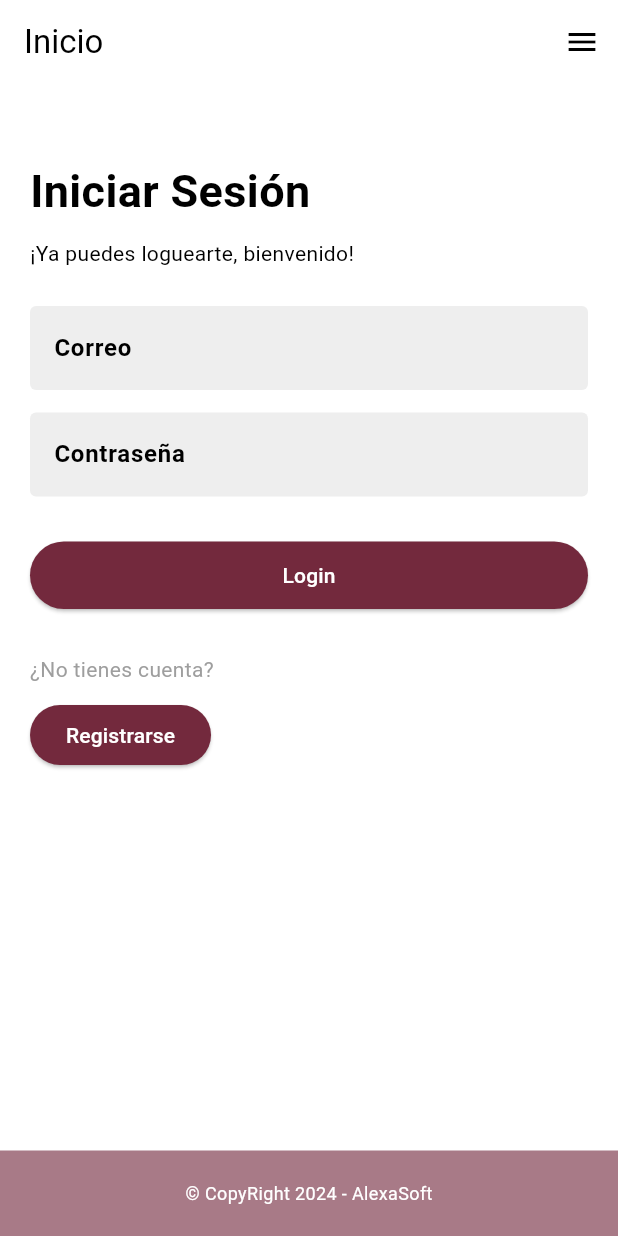
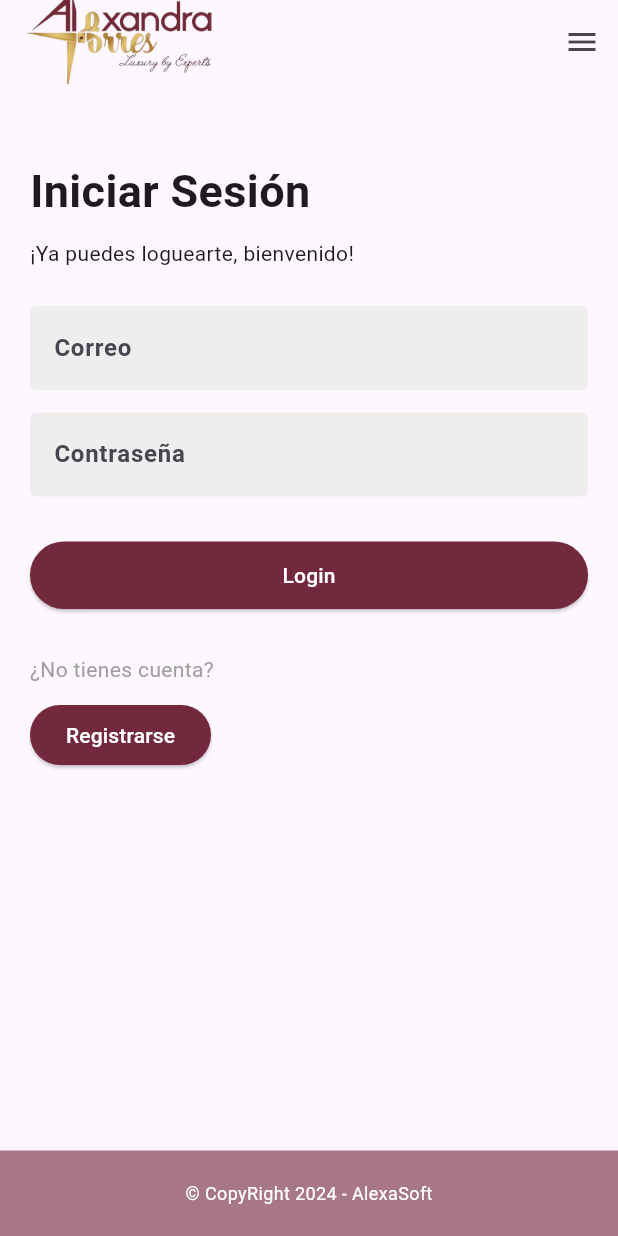
Before and after one commit to BJesus05/FlutterAlexasoft, a Flutter app: the screen it shows after launch, on a phone screen of 412 x 824 dp. Run offline on Flutter 3.47's test engine with Material 3 defaults, Android fonts, the phone set to English and light mode, and no system bars; Roboto replaces fonts that are missing (Raleway).

Commit message:
DetallitosImagenNueva

```diff
--- a/flutteralexasoft/lib/main.dart
+++ b/flutteralexasoft/lib/main.dart
@@ -15,9 +15,7 @@ class MyApp extends StatelessWidget {
     return MaterialApp(
       title: 'Flutter Demo',
       theme: ThemeData(
-          primarySwatch: Colors.blue,
-          fontFamily: 'Raleway',
-          colorScheme: const ColorScheme.light()),
+          fontFamily: 'Raleway'),
       debugShowCheckedModeBanner: false,
       home: const MyHomePage(),
     );
@@ -41,23 +39,21 @@ class _MyHomePageState extends State<MyHomePage> {
   Widget build(BuildContext context) {
     return Scaffold(
       appBar: AppBar(
-        title: const Text('Inicio'),
+        title: Image.asset("assets/logosf.png", width: 125),
       ),
       endDrawer: Drawer(
-        child: ListView(
+        child: Container(
+
+
+          child: ListView(
+
           padding: EdgeInsets.zero,
+
           children: [
-            const DrawerHeader(
-              decoration: BoxDecoration(
-                color: Color(0xFF73293D),
-              ),
-              child: Text(
-                'Alexandra Torres',
-                style: TextStyle(
-                  color: Colors.white,
-                  fontSize: 37,
-                ),
-              ),
+            ListTile(
+
+              title: Image.asset("assets/logosf.png"),
+
             ),
             ListTile(
               leading: const Icon(Icons.home, color: Color(0xFF73293D)),
@@ -85,6 +81,7 @@ class _MyHomePageState extends State<MyHomePage> {
             ),
           ],
         ),
+        )
       ),
       body: SingleChildScrollView(
         padding: const EdgeInsets.symmetric(horizontal: 20.0, vertical: 30.0),
--- a/flutteralexasoft/pubspec.yaml
+++ b/flutteralexasoft/pubspec.yaml
@@ -62,6 +62,7 @@ flutter:
   # To add assets to your application, add an assets section, like this:
   assets:
    - assets/logo.jpg
+   - assets/logosf.png
   #   - images/a_dot_ham.jpeg
 
   # An image asset can refer to one or more resolution-specific "variants", see
```
Also changed, not shown: flutteralexasoft/lib/citas.dart (added, +64 -0 lines), flutteralexasoft/assets/logo.jpg, flutteralexasoft/assets/logosf.png (added).
